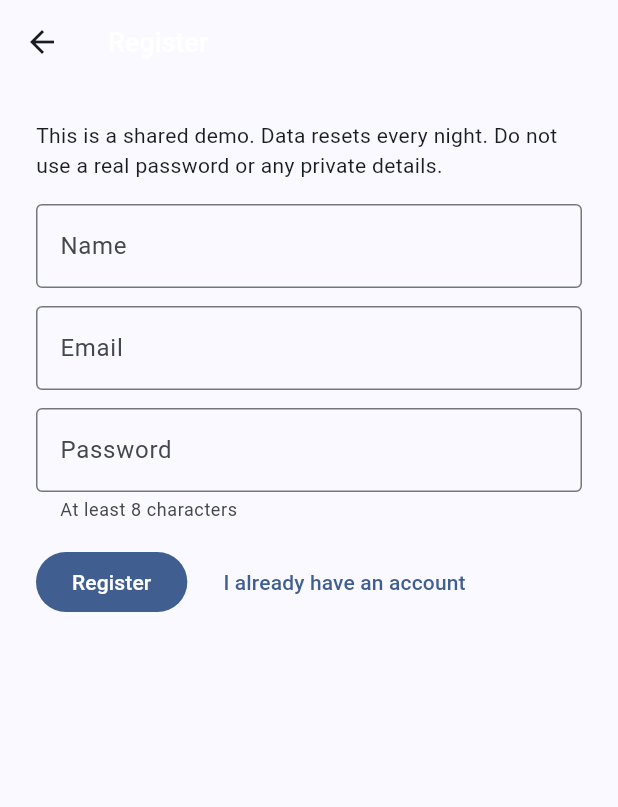
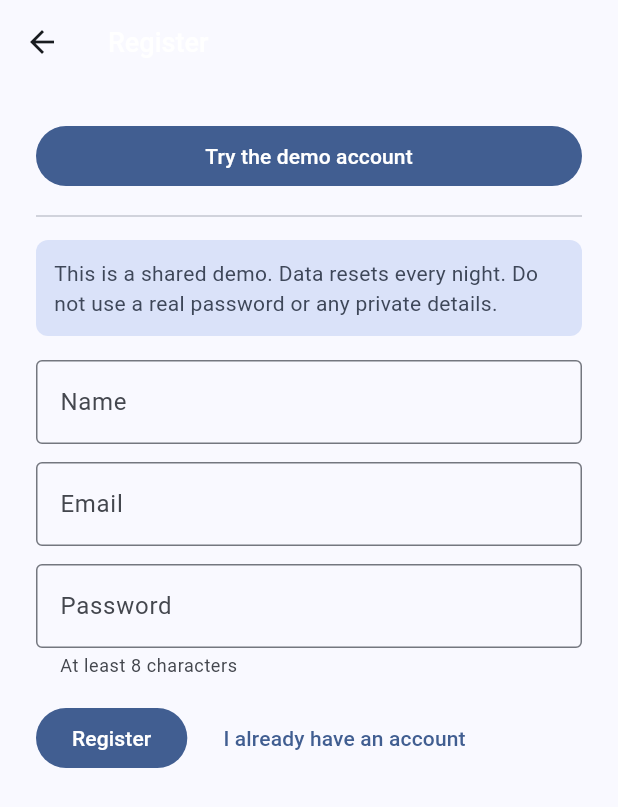
Before and after one commit to simple-api-dev/todos-client, a Flutter app: the screen it shows after launch, after a tap on "Create an account", on a phone screen of 412 x 824 dp. Shown: the top 807 px of the screen. Run offline on Flutter 3.47's test engine with Material 3 defaults, Android fonts, the phone set to English and light mode, and no system bars; missing offline and left inert: dart:js_interop; network calls fail.

Commit message:
Use the shared login layout
Co-Authored-By: Claude Opus 5.5 <noreply@anthropic.com>

```diff
--- a/lib/screens/auth_screen.dart
+++ b/lib/screens/auth_screen.dart
@@ -82,10 +82,13 @@ class _AuthScreenState extends State<AuthScreen> {
     return Scaffold(
       appBar: AppBar(title: Text(_register ? 'Register' : 'Log in')),
       body: Centered(
+        maxWidth: 560,
         child: ListView(
           padding: const EdgeInsets.all(24),
           children: [
-            const Text(demoNotice, key: Key('demo-notice')),
+            FilledButton(onPressed: _busy ? null : _demo, child: const Text('Try the demo account')),
+            const Divider(height: 32),
+            const DemoNotice(key: Key('demo-notice')),
             const SizedBox(height: 16),
             if (_register) ...[
               TextField(
@@ -118,6 +121,7 @@ class _AuthScreenState extends State<AuthScreen> {
             const SizedBox(height: 16),
             Wrap(
               spacing: 12,
+              runSpacing: 4,
               crossAxisAlignment: WrapCrossAlignment.center,
               children: [
                 FilledButton(onPressed: _busy ? null : _submit, child: Text(_register ? 'Register' : 'Log in')),
@@ -125,8 +129,6 @@ class _AuthScreenState extends State<AuthScreen> {
                   onPressed: () => setState(() => _register = !_register),
                   child: Text(_register ? 'I already have an account' : 'Create an account'),
                 ),
-                if (!_register)
-                  OutlinedButton(onPressed: _busy ? null : _demo, child: const Text('Try the demo account')),
                 if (!_register)
                   TextButton(
                     onPressed: () => Navigator.of(context).push(
--- a/lib/screens/todos_screen.dart
+++ b/lib/screens/todos_screen.dart
@@ -263,7 +263,7 @@ class _LoggedOut extends StatelessWidget {
               ],
             ),
             const SizedBox(height: 16),
-            const Text(demoNotice, key: Key('demo-notice'), textAlign: TextAlign.center),
+            const Text(demoNoticeText, key: Key('demo-notice'), textAlign: TextAlign.center),
           ],
         ),
       ),
--- a/lib/screens/ui.dart
+++ b/lib/screens/ui.dart
@@ -47,14 +47,29 @@ bool isKeyProblem(ApiException e) =>
 /// in: a failed login is also a 401 and must not be passed through this.
 bool isTokenProblem(ApiException e) => e.statusCode == 401 && !isKeyProblem(e);
 
-/// Shown above the log in and register forms.
-const demoNotice = 'This is a shared demo. Data resets every night. Do not use a real password or any private details.';
+/// Said on the log in and register screens. Same wording in all the SimpleAPI demos.
+const demoNoticeText =
+    'This is a shared demo. Data resets every night. Do not use a real password or any private details.';
 
 /// Shown instead of the API's message when the demo key has no room for more users.
 const demoFullMessage = 'The demo is full. It resets every night.';
 
 /// True when a register answer means the key holds all the users it may have.
 bool isUserLimit(ApiException e) => e.statusCode == 403 && e.message.toLowerCase().contains('users per key');
+
+class DemoNotice extends StatelessWidget {
+  const DemoNotice({super.key});
+
+  @override
+  Widget build(BuildContext context) {
+    final scheme = Theme.of(context).colorScheme;
+    return Container(
+      padding: const EdgeInsets.all(12),
+      decoration: BoxDecoration(color: scheme.secondaryContainer, borderRadius: BorderRadius.circular(8)),
+      child: Text(demoNoticeText, style: TextStyle(color: scheme.onSecondaryContainer)),
+    );
+  }
+}
 
 void showSnack(BuildContext context, String text) {
   ScaffoldMessenger.of(context)
@@ -100,13 +115,14 @@ class BackToSimpleApi extends StatelessWidget {
 
 /// Centers page content in a readable column on wide screens.
 class Centered extends StatelessWidget {
-  const Centered({super.key, required this.child});
+  const Centered({super.key, required this.child, this.maxWidth = 720});
 
   final Widget child;
+  final double maxWidth;
 
   @override
   Widget build(BuildContext context) => Align(
     alignment: Alignment.topCenter,
-    child: ConstrainedBox(constraints: const BoxConstraints(maxWidth: 720), child: child),
+    child: ConstrainedBox(constraints: BoxConstraints(maxWidth: maxWidth), child: child),
   );
 }
```
Also changed, not shown: 2 other files.
